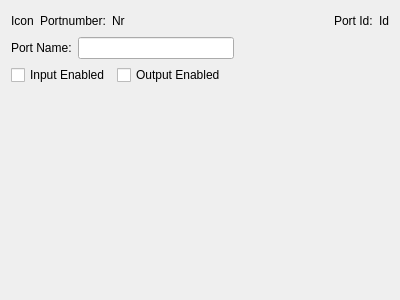
Old version of the form src/widgets/portinfowidget.ui in the repository dehnhardt/iconnconfig.
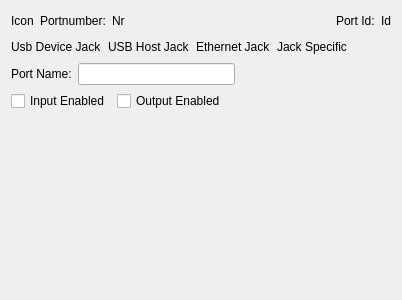
New version of the form.

Commit message: Add port-specific information

```diff
--- a/src/widgets/portinfowidget.ui
+++ b/src/widgets/portinfowidget.ui
@@ -6,7 +6,7 @@
    <rect>
     <x>0</x>
     <y>0</y>
-    <width>400</width>
+    <width>402</width>
     <height>300</height>
    </rect>
   </property>
@@ -66,6 +66,51 @@
      </item>
     </layout>
    </item>
+   <item>
+    <layout class="QHBoxLayout" name="horizontalLayout_4">
+     <item>
+      <widget class="QLabel" name="m_pLblUsbDevicePort">
+       <property name="text">
+        <string>Usb Device Jack</string>
+       </property>
+      </widget>
+     </item>
+     <item>
+      <widget class="QLabel" name="m_pLblUsbHostJackPort">
+       <property name="text">
+        <string>USB Host Jack</string>
+       </property>
+      </widget>
+     </item>
+     <item>
+      <widget class="QLabel" name="m_pLblEthernetSession">
+       <property name="text">
+        <string>Ethernet Jack</string>
+       </property>
+      </widget>
+     </item>
+     <item>
+      <widget class="QLabel" name="m_pLblJackSpecific">
+       <property name="text">
+        <string>Jack Specific</string>
+       </property>
+      </widget>
+     </item>
+     <item>
+      <spacer name="horizontalSpacer_4">
+       <property name="orientation">
+        <enum>Qt::Horizontal</enum>
+       </property>
+       <property name="sizeHint" stdset="0">
+        <size>
+         <width>40</width>
+         <height>20</height>
+        </size>
+       </property>
+      </spacer>
+     </item>
+    </layout>
+   </item>
    <item>
     <layout class="QHBoxLayout" name="horizontalLayout_2">
      <item>
@@ -83,6 +128,12 @@
          <height>16777215</height>
         </size>
        </property>
+       <property name="inputMask">
+        <string notr="true"/>
+       </property>
+       <property name="placeholderText">
+        <string notr="true"/>
+       </property>
       </widget>
      </item>
      <item>
```
The commit also changes 2 other files.
